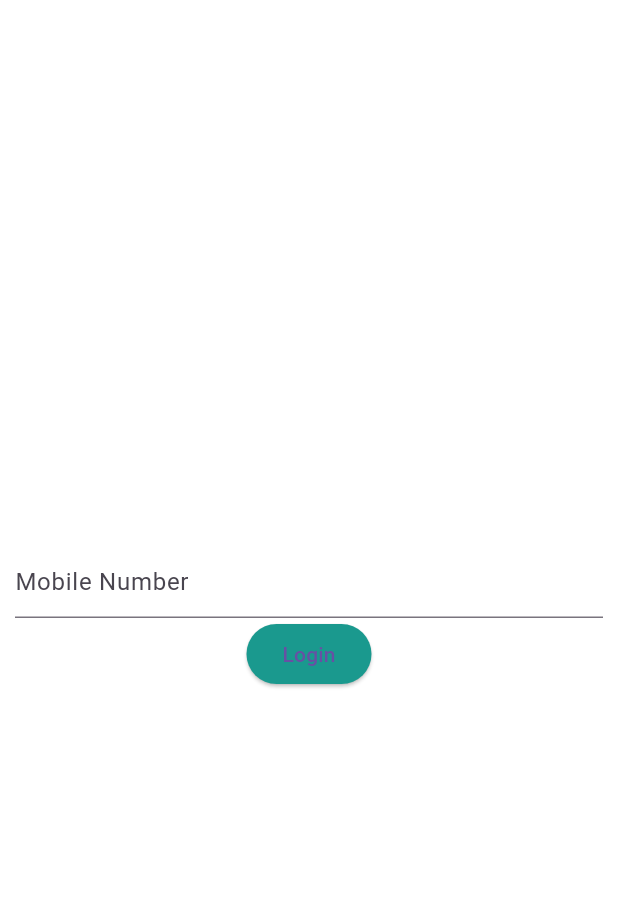
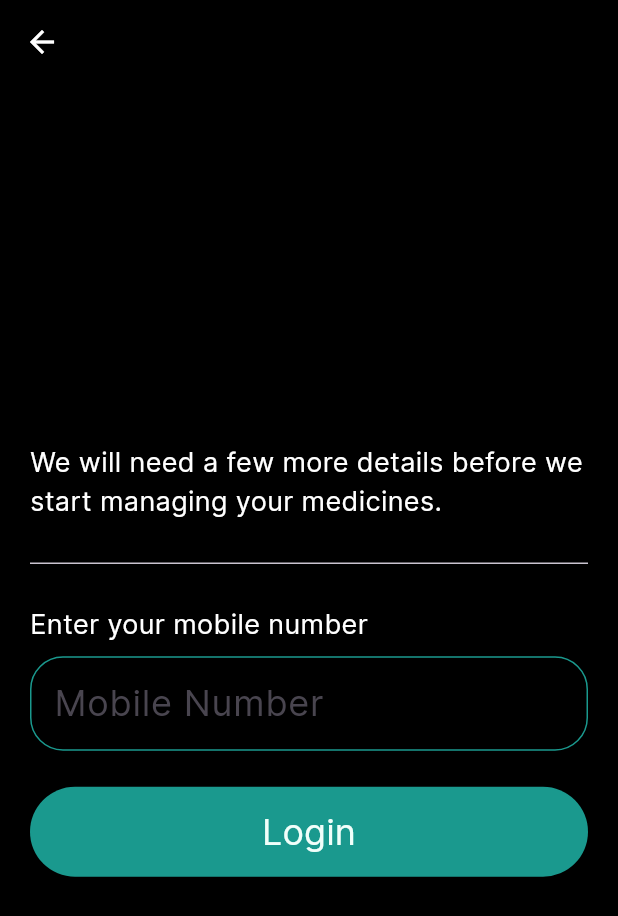
Before and after one commit to saksham-gt/chang-pharma, a Flutter app: the screen it shows after launch, after a tap on "Login", on a phone screen of 412 x 824 dp. Shown: the top 916 px of the screen. Run offline on Flutter 3.47's test engine with Material 3 defaults, Android fonts, the phone set to English and light mode, and no system bars; our stand-ins replace carousel_slider, dio, flutter_otp_text_field, flutter_riverpod, get_it, image_picker and 1 more; missing offline and left inert: animate_gradient; network calls fail.

Commit message:
feat: update landing screen and auth screens

```diff
--- a/lib/notifiers/otp_notifier.dart
+++ b/lib/notifiers/otp_notifier.dart
@@ -23,7 +23,11 @@ class LoginNotifier extends Notifier<OtpStates> {
       final response = await apiClient.getOtp(phone);
       if (response.statusCode == 200) {
         final requestId = (response.data as Map<String, dynamic>)["requestId"];
-        state = OtpGetSuccessState(requestId);
+        final statusCode =
+            (response.data as Map<String, dynamic>)["status"] as String;
+        statusCode == "OK"
+            ? state = OtpGetSuccessState(requestId)
+            : state = OtpGetErrorState("Please wait 30 sec before trying");
       } else {
         state = OtpGetErrorState("Failed to get OTP");
       }
--- a/lib/screens/landing_screen.dart
+++ b/lib/screens/landing_screen.dart
@@ -1,3 +1,4 @@
+import 'package:animate_gradient/animate_gradient.dart';
 import 'package:changpharma/utils/colors.dart';
 import 'package:changpharma/utils/theme.dart';
 import 'package:flutter/material.dart';
@@ -8,7 +9,22 @@ class LandingScreen extends StatelessWidget {
   @override
   Widget build(BuildContext context) {
     return Scaffold(
-      body: SafeArea(
+      body: AnimateGradient(
+        primaryBegin: Alignment.topLeft,
+        primaryEnd: Alignment.bottomLeft,
+        secondaryBegin: Alignment.bottomLeft,
+        secondaryEnd: Alignment.topRight,
+        primaryColors: const [
+          SystemColors.celadon,
+          SystemColors.vanilla,
+        ],
+        secondaryColors: const [
+          SystemColors.homePageBannerColor,
+          SystemColors.outerSpace,
+        ],
+        animateAlignments: false,
+        duration: const Duration(seconds: 10),
+        child: SafeArea(
           child: Padding(
             padding: const EdgeInsets.symmetric(horizontal: 20.0),
             child: Column(
@@ -18,20 +34,18 @@ class LandingScreen extends StatelessWidget {
                 const Text(
                   'Go-to',
                   style: TextStyle(
-                  fontSize: 72.0,
+                    fontSize: 64.0,
                     fontWeight: FontWeight.bold,
-                  color: SystemColors.mintCream,
+                    color: Colors.white,
                     fontFamily: 'Inter',
                   ),
                 ),
                 const Text(
                   'Companion',
                   style: TextStyle(
-                  fontSize: 64.0,
+                    fontSize: 56.0,
                     fontWeight: FontWeight.bold,
-                  color: SystemColors.mintCream,
-                  // decoration: TextDecoration.underline,
-                  // decorationColor: SystemColors.mintCream,
+                    color: Colors.white,
                     fontFamily: 'Inter',
                   ),
                 ),
@@ -57,7 +71,7 @@ class LandingScreen extends StatelessWidget {
                   ),
                 ),
                 const SizedBox(
-                height: 40.0,
+                  height: 60.0,
                 ),
                 ElevatedButton(
                   style: ElevatedButton.styleFrom(
@@ -73,24 +87,8 @@ class LandingScreen extends StatelessWidget {
                     ),
                   ),
                 ),
-              const SizedBox(
-                height: 20.0,
+              ],
             ),
-              ElevatedButton(
-                style: ElevatedButton.styleFrom(
-                  minimumSize: const Size.fromHeight(60),
-                ),
-                onPressed: () => onSignup(context),
-                child: const Text(
-                  'Signup',
-                  style: TextStyle(
-                    color: SystemColors.mintCream,
-                    fontFamily: CPFont.fontFamily,
-                    fontSize: 24.0,
-                  ),
-                ),
-              ),
-            ],
           ),
         ),
       ),
--- a/lib/screens/phone_number_screen.dart
+++ b/lib/screens/phone_number_screen.dart
@@ -1,6 +1,9 @@
 import 'package:changpharma/notifiers/notifier.dart';
 import 'package:changpharma/notifiers/states/get_otp_states.dart';
+import 'package:changpharma/utils/colors.dart';
+import 'package:changpharma/utils/theme.dart';
 import 'package:flutter/material.dart';
+import 'package:flutter/services.dart';
 import 'package:flutter_riverpod/flutter_riverpod.dart';
 
 class PhoneNumberLoginScreen extends ConsumerWidget {
@@ -13,45 +16,141 @@ class PhoneNumberLoginScreen extends ConsumerWidget {
       getOtpNotifier,
       (previous, next) {
         if (next is OtpGetSuccessState) {
-          Navigator.pushNamed(context, '/otp', arguments: {'requestId': next.requestId, 'phone': phoneController.text.trim(),});
+          Navigator.pushNamed(context, '/otp', arguments: {
+            'requestId': next.requestId,
+            'phone': phoneController.text.trim(),
+          });
         }
       },
     );
     return Scaffold(
-      backgroundColor: Colors.white,
-      body: Container(
-        padding: const EdgeInsets.symmetric(horizontal: 10),
+      backgroundColor: Colors.black,
+      appBar: AppBar(
+        backgroundColor: Colors.black,
+        leading: IconButton(
+          onPressed: () {},
+          icon: const Icon(
+            Icons.arrow_back,
+            color: Colors.white,
+            size: 24,
+          ),
+        ),
+      ),
+      body: SafeArea(
+        child: Container(
+          padding: const EdgeInsets.symmetric(horizontal: 20),
           child: Column(
-          mainAxisAlignment: MainAxisAlignment.center,
+            crossAxisAlignment: CrossAxisAlignment.start,
             children: [
+              const Spacer(),
+              const Text(
+                'We will need a few more details before we start managing your medicines.',
+                style: TextStyle(
+                  fontSize: 18.0,
+                  color: Colors.white,
+                  fontFamily: 'Inter',
+                ),
+                textAlign: TextAlign.left,
+              ),
+              const SizedBox(height: 20),
+              const Divider(),
+              const SizedBox(height: 20),
+              const Text(
+                'Enter your mobile number',
+                style: TextStyle(
+                  fontSize: 18.0,
+                  color: Colors.white,
+                  fontFamily: 'Inter',
+                ),
+                textAlign: TextAlign.left,
+              ),
+              const SizedBox(height: 8),
               TextFormField(
                 controller: phoneController,
-              decoration: const InputDecoration(hintText: "Mobile Number"),
+                cursorColor: SystemColors.pharmacyGreen,
+                decoration: const InputDecoration(
+                  fillColor: Colors.white,
+                  focusColor: Colors.white,
+                  hintText: "Mobile Number",
+                  errorStyle: TextStyle(
+                    fontFamily: CPFont.fontFamily,
+                    fontSize: 14,
+                    color: SystemColors.vanilla,
+                  ),
+                  border: OutlineInputBorder(
+                    borderRadius: BorderRadius.all(
+                      Radius.circular(22),
+                    ),
+                    borderSide: BorderSide(color: SystemColors.pharmacyGreen),
+                  ),
+                  enabledBorder: OutlineInputBorder(
+                    borderRadius: BorderRadius.all(
+                      Radius.circular(22),
+                    ),
+                    borderSide: BorderSide(color: SystemColors.pharmacyGreen),
+                  ),
+                  errorBorder: OutlineInputBorder(
+                    borderRadius: BorderRadius.all(
+                      Radius.circular(22),
+                    ),
+                    borderSide: BorderSide(color: SystemColors.vanilla),
+                  ),
+                  focusedBorder: OutlineInputBorder(
+                    borderRadius: BorderRadius.all(
+                      Radius.circular(22),
+                    ),
+                    borderSide: BorderSide(color: SystemColors.pharmacyGreen),
+                  ),
+                  focusedErrorBorder: OutlineInputBorder(
+                    borderRadius: BorderRadius.all(
+                      Radius.circular(22),
+                    ),
+                    borderSide: BorderSide(color: SystemColors.vanilla),
+                  ),
+                ),
+                validator: (value) {
+                  if (value != null) {
+                    if (value.length < 10) {
+                      return 'Mobile number should be 10 digits long.';
+                    }
+                  }
+                },
+                autovalidateMode: AutovalidateMode.onUserInteraction,
+                style: const TextStyle(
+                  fontFamily: CPFont.fontFamily,
+                  fontSize: 24,
+                  height: 1.3,
+                  color: Colors.white,
+                ),
+                inputFormatters: [
+                  LengthLimitingTextInputFormatter(10),
+                ],
                 keyboardType: TextInputType.phone,
               ),
+              const SizedBox(height: 24),
               ElevatedButton(
-              onPressed: () {
-                if (phoneController.text.isEmpty ||
-                    phoneController.text.trim().length != 10) {
-                  ScaffoldMessenger.of(context).showSnackBar(
-                    const SnackBar(
-                      content: Text("Enter a valid mobile number"),
+                style: ElevatedButton.styleFrom(
+                  minimumSize: const Size.fromHeight(60),
                 ),
-                  );
-                } else {
-                  ref
-                      .read(getOtpNotifier.notifier)
-                      .getOtp(phoneController.text.trim());
-                }
-              },
-              child: ref.watch(getOtpNotifier
-                      .select((value) => value is OtpGettingState))
-                  ? const CircularProgressIndicator()
-                  : const Text("Login"),
-            )
+                onPressed: () => onLogin(ref),
+                child: const Text(
+                  'Login',
+                  style: TextStyle(
+                    color: SystemColors.mintCream,
+                    fontFamily: CPFont.fontFamily,
+                    fontSize: 24.0,
+                  ),
+                ),
+              ),
+              const Spacer(),
             ],
+          ),
         ),
       ),
     );
   }
+
+  void onLogin(WidgetRef ref) {
+    ref.read(getOtpNotifier.notifier).getOtp(phoneController.text.trim());
   }
+}
--- a/pubspec.yaml
+++ b/pubspec.yaml
@@ -19,7 +19,8 @@ dependencies:
   url_launcher: ^6.2.4
   intl: ^0.19.0
   shared_preferences: ^2.2.2
-
+  animate_gradient: ^0.0.2+1
+  flutter_otp_text_field: ^1.1.1
 
 dev_dependencies:
   flutter_test:
```
Also changed, not shown: lib/screens/otp_verify_screen.dart (+47 -15 lines), pubspec.lock. Lines whose indentation alone changed are shown as unchanged.
